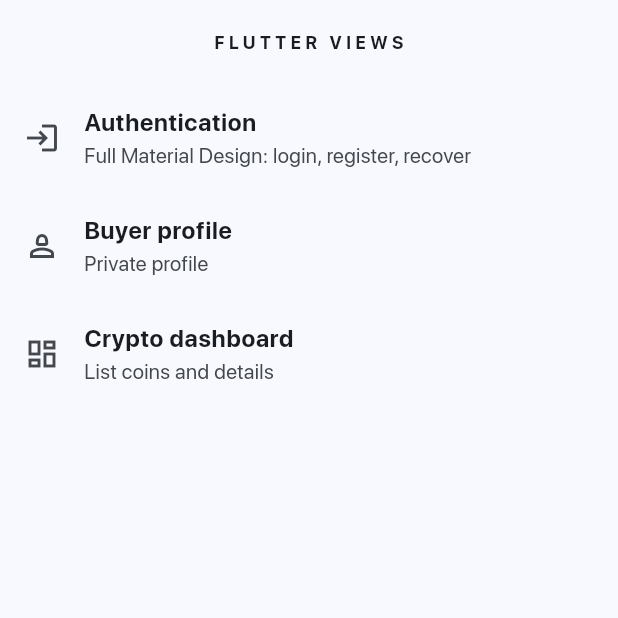
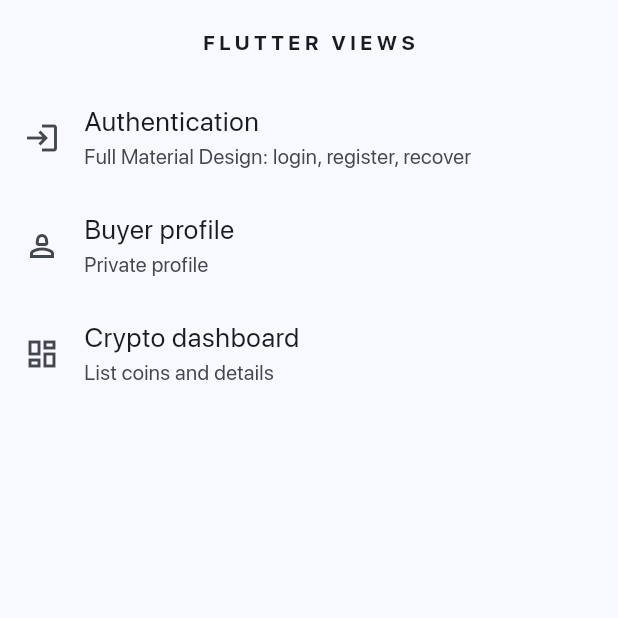
Before and after one commit to C4co/flutter_views, a Flutter app: the screen it shows after launch, on a phone screen of 412 x 824 dp, the top half of it. Run offline on Flutter 3.47's test engine with Material 2 defaults, Android fonts, the phone set to English and light mode, and no system bars; our stand-ins replace font_awesome_flutter, shared_preferences; project files that could hold a hidden picture were left out.

Commit message:
update: home page

```diff
--- a/lib/pages/home/home_page.dart
+++ b/lib/pages/home/home_page.dart
@@ -64,7 +64,7 @@ class _HomePageState extends State<HomePage> with RouteAware {
         title: const Text(
           'FLUTTER VIEWS',
           style: TextStyle(
-            fontSize: 12,
+            fontSize: 14,
             fontWeight: FontWeight.bold,
             letterSpacing: 3,
           ),
@@ -75,7 +75,7 @@ class _HomePageState extends State<HomePage> with RouteAware {
           ListTile(
             title: const Text(
               'Authentication',
-              style: TextStyle(fontWeight: FontWeight.bold),
+              style: TextStyle(fontSize: 18),
             ),
             leading: const Icon(Icons.login),
             subtitle:
@@ -87,7 +87,7 @@ class _HomePageState extends State<HomePage> with RouteAware {
           ListTile(
             title: const Text(
               'Buyer profile',
-              style: TextStyle(fontWeight: FontWeight.bold),
+              style: TextStyle(fontSize: 18),
             ),
             leading: const Icon(Icons.person_2_outlined),
             subtitle: const Text('Private profile'),
@@ -98,7 +98,7 @@ class _HomePageState extends State<HomePage> with RouteAware {
           ListTile(
             title: const Text(
               'Crypto dashboard',
-              style: TextStyle(fontWeight: FontWeight.bold),
+              style: TextStyle(fontSize: 18),
             ),
             leading: const Icon(Icons.dashboard_outlined),
             subtitle: const Text('List coins and details'),
```
